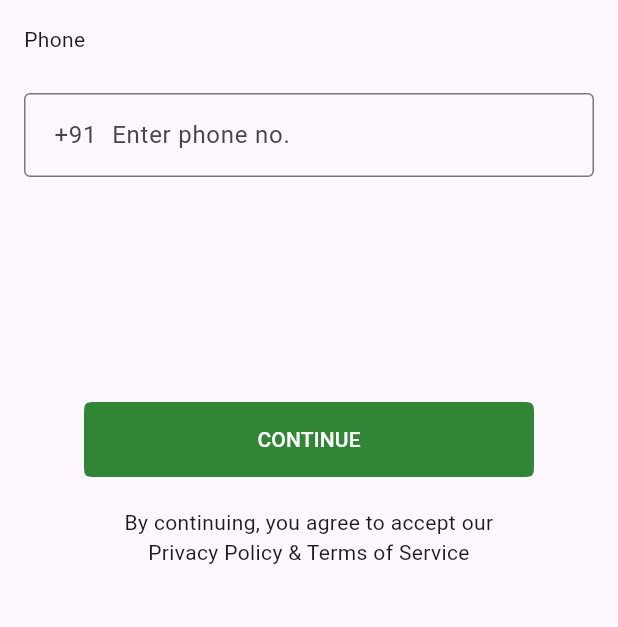
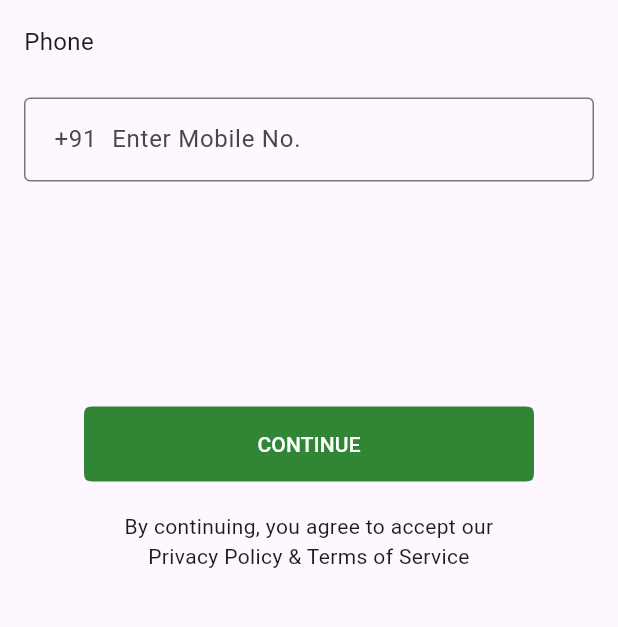
Before and after one commit to ShivamCerbosys/ration_now, a Flutter app: the screen it shows after launch, on a phone screen of 412 x 824 dp, the part 453-1080 px from its top. Run offline on Flutter 3.47's test engine with Material 3 defaults, Android fonts, the phone set to English and light mode, and no system bars.

Commit message:
oragnised_more _labels

```diff
--- a/lib/screens/homescreen.dart
+++ b/lib/screens/homescreen.dart
@@ -1,6 +1,8 @@
 import 'package:flutter/material.dart';
 import 'package:ration_now/utils/utils.dart';
-import 'package:ration_now/widgets/drawer_widget.dart'; // Custom drawer widget import.
+// Custom drawer widget import.
+import 'package:ration_now/widgets/drawer_widget.dart';
+// import 'package:ration_now/widgets/promo_widget.dart';
 
 class HomeScreen extends StatefulWidget {
   const HomeScreen({super.key}); // Constructor with optional key.
@@ -119,6 +121,7 @@ class _HomeScreenState extends State<HomeScreen> {
               ],
             ),
           ),
+          // const PromoWidget()
         ],
       ),
     );
--- a/lib/screens/login_screen.dart
+++ b/lib/screens/login_screen.dart
@@ -40,7 +40,8 @@ class _LoginScreenState extends State<LoginScreen> {
       ScaffoldMessenger.of(context).showSnackBar(
         const SnackBar(
           content: Text(
-              'Please enter a valid phone number with at least 10 digits.'),
+            AppLabels.mobileSnackbar,
+          ),
         ),
       );
     } else {
@@ -66,7 +67,11 @@ class _LoginScreenState extends State<LoginScreen> {
           children: [
             Padding(
               padding: EdgeInsets.all(16.0),
-              child: Text('Phone', textAlign: TextAlign.start),
+              child: Text(
+                'Phone',
+                textAlign: TextAlign.start,
+                style: TextStyle(fontSize: 16),
+              ),
             ),
           ],
         ),
@@ -86,11 +91,11 @@ class _LoginScreenState extends State<LoginScreen> {
               decoration: _isFocused
                   ? const InputDecoration(
                       counterText: '',
-                      prefixText: '+91',
+                      prefixText: '+91  ',
                       labelText: "Enter phone no.",
                       border: OutlineInputBorder(),
                       contentPadding:
-                          EdgeInsets.symmetric(vertical: 16, horizontal: 16),
+                          EdgeInsets.symmetric(vertical: 16, horizontal: 20),
                     )
                   : const InputDecoration(
                       counterText: '',
@@ -98,7 +103,7 @@ class _LoginScreenState extends State<LoginScreen> {
                         children: [
                           Text("+91"),
                           SizedBox(width: 10),
-                          Text('Enter phone no.'),
+                          Text(AppLabels.enterPhoneText),
                         ],
                       ),
                       border: OutlineInputBorder(),
--- a/lib/screens/otp_screen.dart
+++ b/lib/screens/otp_screen.dart
@@ -38,7 +38,7 @@ class _OtpScreenState extends State<OtpScreen> {
       // Show a Snackbar if the entered phone number is less than 10 digits.
       ScaffoldMessenger.of(context).showSnackBar(
         const SnackBar(
-          content: Text('Please enter a valid OTP.'),
+          content: Text(AppLabels.otpSnackbar),
         ),
       );
     } else {
@@ -104,7 +104,7 @@ class _OtpScreenState extends State<OtpScreen> {
                 controller: _otpController,
                 decoration: const InputDecoration(
                   counterText: '',
-                  labelText: 'OTP',
+                  labelText: AppLabels.enterOTPText,
                   border: OutlineInputBorder(),
                 ),
                 keyboardType: TextInputType.phone,
--- a/lib/utils/utils.dart
+++ b/lib/utils/utils.dart
@@ -21,7 +21,16 @@ class AppLabels {
   static const otpText = 'OTP';
   static const footerText =
       'By continuing, you agree to accept our Privacy Policy & Terms of Service';
+
+  //TEXTFEILD TEXTS
   static const searchBarText = 'Search for products, brands';
+  static const enterPhoneText = 'Enter Mobile No.';
+  static const enterOTPText = 'Enter OTP';
+  //SnackBart Text
+
+  static const otpSnackbar = 'Please enter a valid OTP.';
+  static const mobileSnackbar =
+      'Please enter a valid phone number with at least 10 digits.';
 
   // Button labels
   static const continueButtonText = 'CONTINUE';
```
Also changed, not shown: lib/widgets/promo_widget.dart (added, +70 -0 lines).
